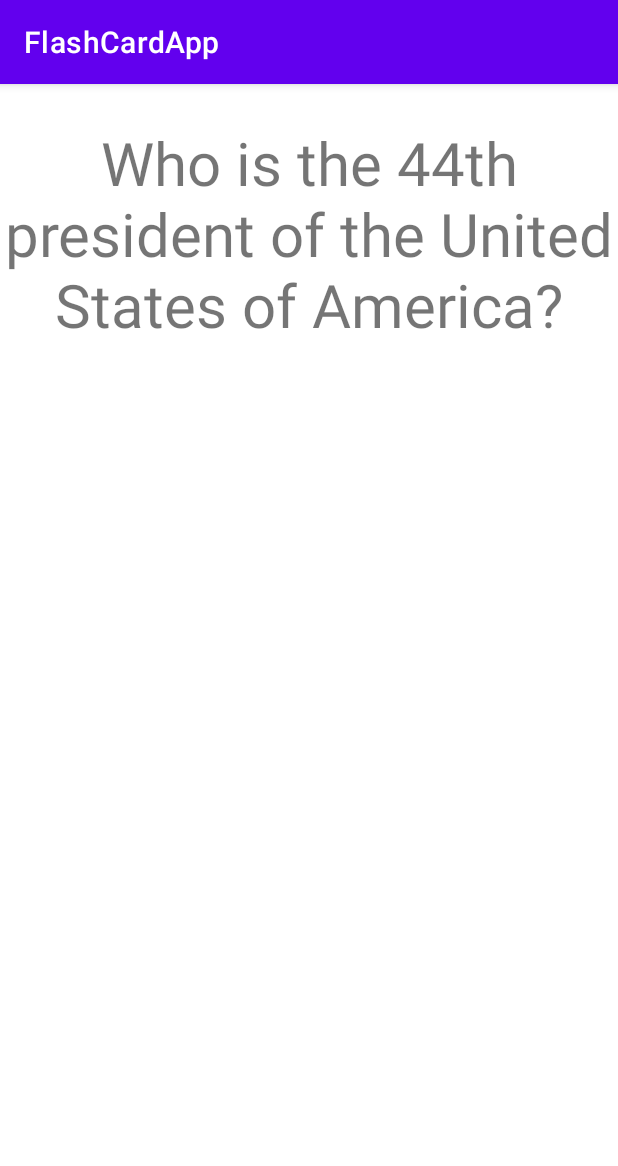
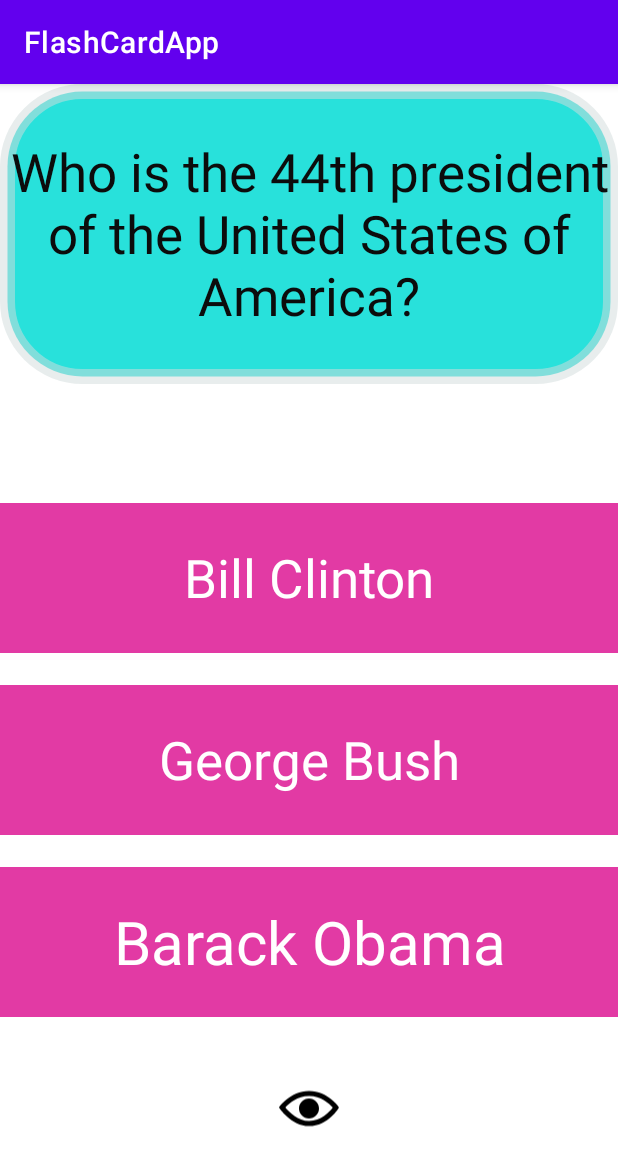
Before and after one commit to Mariela-Nazario/FlashCardApp, an Android app: the screen it shows after launch (MainActivity), on a phone screen of 412 x 824 dp. Shown: the top 1166 px of the screen. Run offline under Robolectric (Android 15) with nearby library versions, the phone set to English and light mode, and no system bars.

Commit message:
new commit

```diff
--- a/app/src/main/res/drawable/card_background.xml
+++ b/app/src/main/res/drawable/card_background.xml
@@ -1,4 +1,12 @@
 <?xml version="1.0" encoding="utf-8"?>
-<selector xmlns:android="http://schemas.android.com/apk/res/android">
 
-</selector>
+
+
+    <shape xmlns:android="http://schemas.android.com/apk/res/android"
+        android:shape="rectangle"
+    >
+
+        <corners android:radius="50dp" />
+        <stroke android:color="#85D3DDDD" android:width="10dp" />
+        <solid android:color="#28E1DB" />
+    </shape>
--- a/app/src/main/res/layout/activity_main.xml
+++ b/app/src/main/res/layout/activity_main.xml
@@ -10,19 +10,68 @@
         android:id="@+id/flashcard_question"
         android:layout_width="match_parent"
         android:layout_height="200dp"
+
+        android:background="@drawable/card_background"
         android:gravity="center"
         android:text="Who is the 44th president of the United States of America?"
+        android:textColor="#0C0C0C"
+        android:textSize="35sp" />
+
+    <TextView
+        android:id="@+id/flashcard_answer"
+        android:layout_width="match_parent"
+        android:layout_height="100dp"
+        android:layout_below="@id/answer2"
+        android:layout_marginTop="21dp"
+        android:background="#CEDC0C8F"
+        android:gravity="center"
+        android:text="Barack Obama"
+        android:textColor="#ffffff"
         android:textSize="40sp" />
 
     <TextView
-        android:id="@+id/flashcard_answer"
+        android:id="@+id/answer1"
+        android:layout_width="match_parent"
+        android:layout_height="100dp"
         android:layout_below="@id/flashcard_question"
+        android:layout_marginTop="79dp"
+        android:background="#CEDC0C8F"
+        android:gravity="center"
+        android:text="Bill Clinton"
+        android:textColor="#ffffff"
+        android:textSize="35sp" />
+
+    <TextView
+        android:id="@+id/answer2"
+        android:layout_width="match_parent"
+        android:layout_height="100dp"
+        android:layout_below="@id/answer1"
+        android:layout_marginTop="21dp"
+        android:background="#CEDC0C8F"
+        android:gravity="center"
+        android:text="George Bush"
+        android:textColor="#ffffff"
+        android:textSize="35sp" />
+
+    <ImageView
+        android:id="@+id/eye_visibility"
+        android:layout_width="40dp"
+        android:layout_height="42dp"
+        android:layout_centerHorizontal="true"
+        android:gravity="center"
+        android:layout_marginTop="40dp"
+        android:layout_below="@id/flashcard_answer"
+        android:src="@drawable/ic_iconmonstr_eye_5" />
+
+    <ImageView
+        android:id="@+id/eye_notSeen"
+        android:layout_width="40dp"
+        android:layout_height="42dp"
+        android:layout_centerHorizontal="true"
+        android:gravity="center"
         android:visibility="invisible"
-        android:layout_width="match_parent"
-        android:layout_height="200dp"
-        android:gravity="center"
-        android:text="Barack Obama"
-        android:textSize="40sp" />
-
+        android:layout_marginTop="40dp"
+        android:layout_below="@id/flashcard_answer"
+        android:src="@drawable/ic_iconmonstr_eye_8" />
 
 </RelativeLayout>
--- a/app/src/main/res/values/colors.xml
+++ b/app/src/main/res/values/colors.xml
@@ -7,4 +7,6 @@
     <color name="teal_700">#FF018786</color>
     <color name="black">#FF000000</color>
     <color name="white">#FFFFFFFF</color>
+    <color name = "my_green">#58C311</color>
+    <color name = "my_red">#BF2014</color>
 </resources>
```
Also changed, not shown: app/src/main/java/com/mnazari2/flashcardapp/MainActivity.java (+52 -3 lines).
